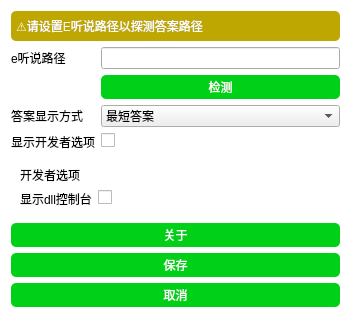
Above: settings.ui from Howie114514/ETSAnswerCracker before the change. Below: the same form after it.
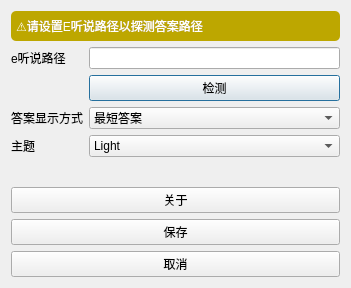
That is the form after the change.

Commit message: 美化界面及添加主题切换、从文件夹读取功能

Patch:
```diff
--- a/settings.ui
+++ b/settings.ui
@@ -7,7 +7,7 @@
     <x>0</x>
     <y>0</y>
     <width>351</width>
-    <height>298</height>
+    <height>288</height>
    </rect>
   </property>
   <property name="windowTitle">
@@ -16,26 +16,6 @@
   <property name="whatsThis">
    <string>&lt;html&gt;&lt;head/&gt;&lt;body&gt;&lt;p&gt;设置&lt;/p&gt;&lt;/body&gt;&lt;/html&gt;</string>
   </property>
-  <property name="styleSheet">
-   <string notr="true">QDialog{
-  background-color:#fff
-}
-QTextBrowser{
-  background-color:#fff;
-  border:1px solid #ccc;
-  border-radius:5px
-}
-QPushButton{
-	background-color: rgb(0, 208, 24);
-	border:0px;
-	border-radius:5px;
-	color:#fff;
-	padding:3px;
-}
-QPushButton::hover{
-	background-color: rgb(0, 100, 10);
-}</string>
-  </property>
   <layout class="QVBoxLayout" name="verticalLayout">
    <item>
     <widget class="QLabel" name="label">
@@ -109,45 +89,29 @@
      <item row="4" column="0">
       <widget class="QLabel" name="Label_2">
        <property name="text">
-        <string>显示开发者选项</string>
+        <string>主题</string>
        </property>
       </widget>
      </item>
      <item row="4" column="1">
-      <widget class="QCheckBox" name="CheckBox"/>
+      <widget class="QComboBox" name="themeCB">
+       <item>
+        <property name="text">
+         <string>Light</string>
+        </property>
+       </item>
+       <item>
+        <property name="text">
+         <string>Dark</string>
+        </property>
+       </item>
+      </widget>
      </item>
     </layout>
    </item>
    <item>
     <widget class="QWidget" name="devOptions" native="true">
-     <layout class="QVBoxLayout" name="verticalLayout_2">
-      <item>
-       <widget class="QLabel" name="label_2">
-        <property name="styleSheet">
-         <string notr="true">padding:0px;
-margin:0px;
-border:0px;</string>
-        </property>
-        <property name="text">
-         <string>开发者选项</string>
-        </property>
-       </widget>
-      </item>
-      <item>
-       <layout class="QFormLayout" name="formLayout_2">
-        <item row="0" column="1">
-         <widget class="QCheckBox" name="showDllConsoleCB"/>
-        </item>
-        <item row="0" column="0">
-         <widget class="QLabel" name="dllLabel">
-          <property name="text">
-           <string>显示dll控制台</string>
-          </property>
-         </widget>
-        </item>
-       </layout>
-      </item>
-     </layout>
+     <layout class="QVBoxLayout" name="verticalLayout_2"/>
     </widget>
    </item>
    <item>
```
Left out of the diff: 8 changed lines with no effect on the pictures. The commit also changes 20 other files.
